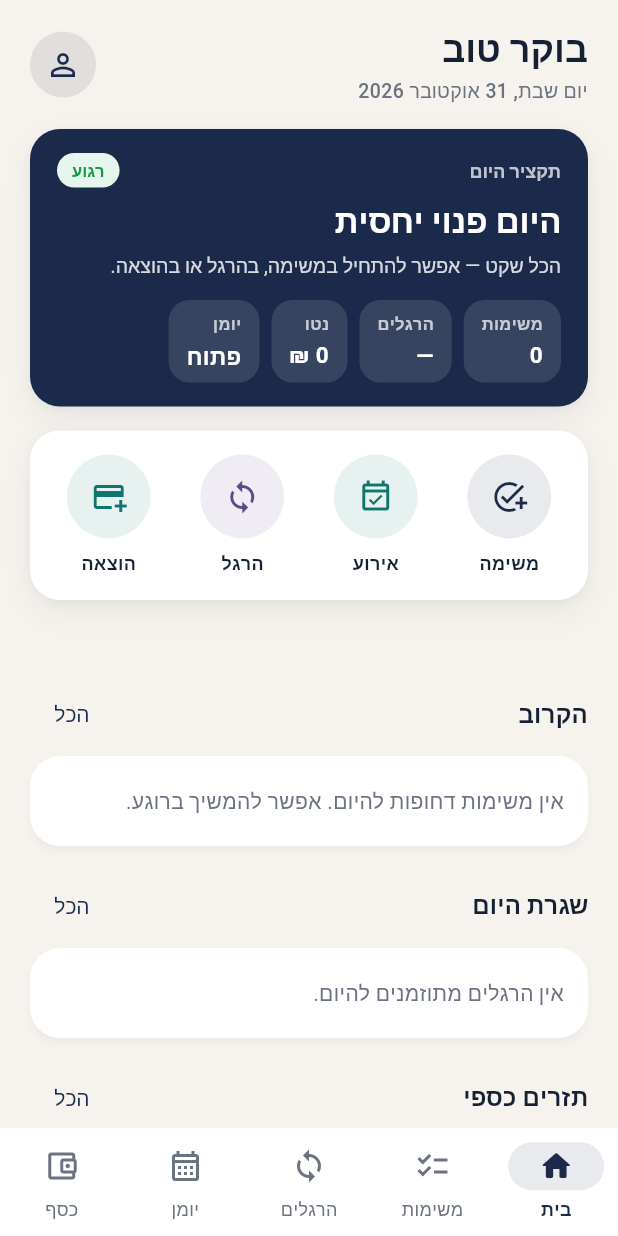
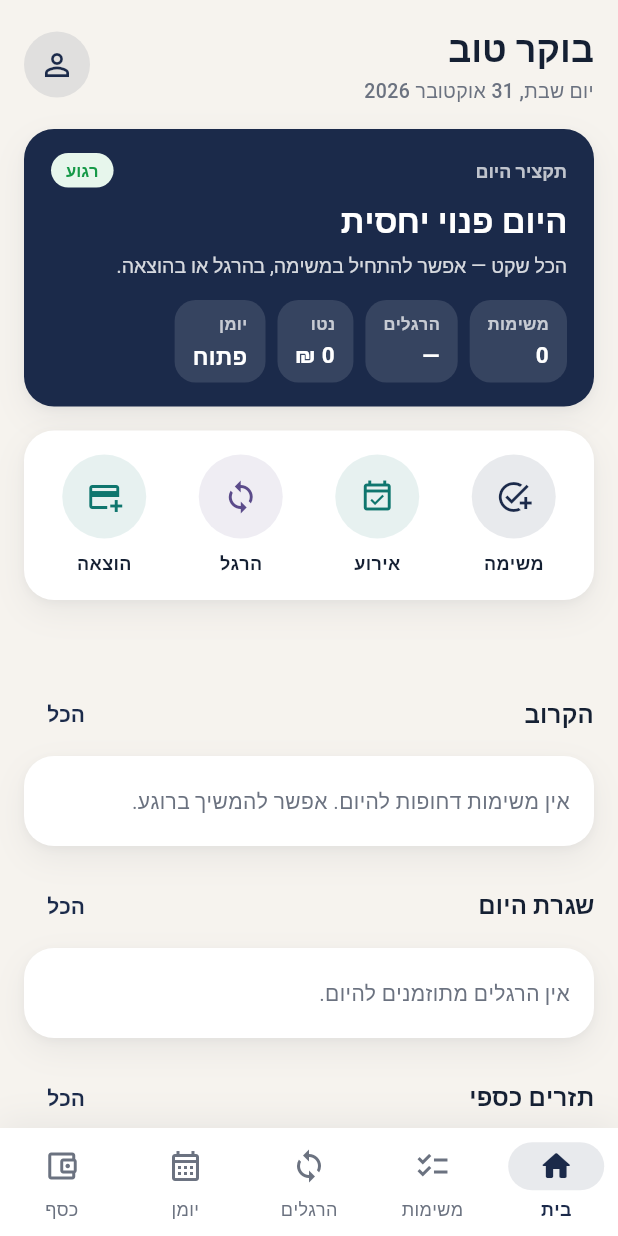
Before and after one commit to nirnajar1-stack/Life, a Flutter app: the screen it shows after launch, on a phone screen of 412 x 824 dp. Run offline on Flutter 3.47's test engine with Material 3 defaults, Android fonts, the phone set to English and light mode, and no system bars; our stand-ins replace flutter_riverpod, google_fonts, image_picker, supabase_flutter; missing offline and left inert: dart:js_interop; accounts and stored records are empty; Roboto replaces fonts that are missing (Heebo).

Commit message:
Apply Soft UI × LawPro layout tokens across shell, home, and money.
Wire AppSpacing/AppRadii, SoftFilterChip wrap bars, SoftCard lists, and soft nav chrome so the project layout matches the design-system MASTER.

Co-authored-by: nirnajar1-stack <nirnajar1-stack@users.noreply.github.com>

```diff
--- a/lib/core/home/home_screen.dart
+++ b/lib/core/home/home_screen.dart
@@ -139,17 +139,16 @@ class HomeScreen extends ConsumerWidget {
           context: context,
           child: ListView(
             padding: AppLayout.pagePadding.copyWith(
-              top: 16,
-              bottom: 40,
+              top: AppSpacing.md,
+              bottom: AppSpacing.xl + AppSpacing.sm,
             ),
             children: [
               if (tasksAsync.hasError ||
                   expensesAsync.hasError ||
                   incomesAsync.hasError ||
                   habitsAsync.hasError)
-                Card(
-                  child: Padding(
-                    padding: const EdgeInsets.all(16),
+                SoftCard(
+                  padding: const EdgeInsets.all(AppSpacing.md),
                   child: Text(
                     [
                       if (tasksAsync.hasError)
@@ -163,11 +162,10 @@ class HomeScreen extends ConsumerWidget {
                     ].join('\n'),
                     style: const TextStyle(color: AppColors.danger),
                   ),
-                  ),
                 )
               else ...[
                 _HomeGreetingHeader(greeting: _greeting()),
-                const SizedBox(height: 16),
+                const SizedBox(height: AppLayout.sectionGap),
                 _BriefingCard(
                   digest: digest,
                   loading: loading,
@@ -180,21 +178,21 @@ class HomeScreen extends ConsumerWidget {
                   onOpenCalendar: () =>
                       ref.read(appTabProvider.notifier).state = AppTab.calendar,
                 ),
-                const SizedBox(height: 16),
+                const SizedBox(height: AppLayout.sectionGap),
                 _QuickActions(
                   onAddTask: () => _openTaskForm(context, ref),
                   onAddExpense: () => _openExpenseForm(context, ref),
                   onAddHabit: () => _openHabitForm(context, ref),
                   onAddEvent: () => _openEventForm(context, ref),
                 ),
-                const SizedBox(height: 16),
+                const SizedBox(height: AppLayout.sectionGap),
                 const NotificationCard(),
-                const SizedBox(height: 24),
+                const SizedBox(height: AppSpacing.lg),
                 UpcomingEventsPanel(
                   onOpenAll: () =>
                       ref.read(appTabProvider.notifier).state = AppTab.calendar,
                 ),
-                const SizedBox(height: 16),
+                const SizedBox(height: AppLayout.sectionGap),
                 _DigestColumns(
                   digest: digest,
                   habits: habitsAsync.valueOrNull ?? const [],
@@ -249,7 +247,7 @@ class _DigestColumns extends StatelessWidget {
           onOpenTask: onOpenTask,
           onToggleTask: onToggleTask,
         ),
-        const SizedBox(height: 20),
+        const SizedBox(height: AppSpacing.lg - AppSpacing.xs),
         _HabitsCard(
           digest: digest,
           habits: habits,
@@ -271,7 +269,7 @@ class _DigestColumns extends StatelessWidget {
             crossAxisAlignment: CrossAxisAlignment.start,
             children: [
               Expanded(child: tasksColumn),
-              const SizedBox(width: 16),
+              const SizedBox(width: AppSpacing.md),
               Expanded(child: moneyColumn),
             ],
           );
@@ -279,7 +277,7 @@ class _DigestColumns extends StatelessWidget {
         return Column(
           children: [
             tasksColumn,
-            const SizedBox(height: 20),
+            const SizedBox(height: AppSpacing.lg - AppSpacing.xs),
             moneyColumn,
           ],
         );
@@ -466,7 +464,10 @@ class _QuickActions extends StatelessWidget {
   @override
   Widget build(BuildContext context) {
     return SoftCard(
-      padding: const EdgeInsets.symmetric(horizontal: 8, vertical: 12),
+      padding: const EdgeInsets.symmetric(
+        horizontal: AppSpacing.sm,
+        vertical: AppSpacing.sm + AppSpacing.xs,
+      ),
       child: Row(
         mainAxisAlignment: MainAxisAlignment.spaceAround,
         children: [
@@ -484,7 +485,7 @@ class _QuickActions extends StatelessWidget {
           ),
           QuickActionCircle(
             onTap: onAddHabit,
-            icon: Icons.loop,
+            icon: Icons.loop_outlined,
             label: 'הרגל',
             color: AppColors.habits,
           ),
@@ -530,15 +531,20 @@ class _FocusCard extends StatelessWidget {
           actionLabel: 'הכל',
           onAction: onOpenAll,
         ),
-        Card(
+        SoftCard(
           child: loading
               ? const Padding(
-                  padding: EdgeInsets.all(24),
+                  padding: EdgeInsets.all(AppSpacing.lg),
                   child: Center(child: CircularProgressIndicator()),
                 )
               : items.isEmpty
                   ? const Padding(
-                      padding: EdgeInsets.fromLTRB(16, 20, 16, 20),
+                      padding: EdgeInsets.fromLTRB(
+                        AppSpacing.md,
+                        AppSpacing.lg - AppSpacing.xs,
+                        AppSpacing.md,
+                        AppSpacing.lg - AppSpacing.xs,
+                      ),
                       child: Text(
                         'אין משימות דחופות להיום. אפשר להמשיך ברוגע.',
                         style: TextStyle(color: AppColors.muted, height: 1.35),
@@ -649,15 +655,20 @@ class _HabitsCard extends StatelessWidget {
           actionLabel: 'הכל',
           onAction: onOpenAll,
         ),
-        Card(
+        SoftCard(
           child: loading
               ? const Padding(
-                  padding: EdgeInsets.all(24),
+                  padding: EdgeInsets.all(AppSpacing.lg),
                   child: Center(child: CircularProgressIndicator()),
                 )
               : items.isEmpty
                   ? const Padding(
-                      padding: EdgeInsets.fromLTRB(16, 20, 16, 20),
+                      padding: EdgeInsets.fromLTRB(
+                        AppSpacing.md,
+                        AppSpacing.lg - AppSpacing.xs,
+                        AppSpacing.md,
+                        AppSpacing.lg - AppSpacing.xs,
+                      ),
                       child: Text(
                         'אין הרגלים מתוזמנים להיום.',
                         style: TextStyle(color: AppColors.muted, height: 1.35),
@@ -706,11 +717,14 @@ class _MoneyCard extends StatelessWidget {
           actionLabel: 'הכל',
           onAction: onOpenAll,
         ),
-        Card(
-          child: InkWell(
+        SoftCard(
           onTap: onOpenAll,
-            child: Padding(
-              padding: const EdgeInsets.fromLTRB(16, 14, 16, 14),
+          padding: const EdgeInsets.fromLTRB(
+            AppSpacing.md,
+            14,
+            AppSpacing.md,
+            14,
+          ),
           child: loading
               ? const Center(child: CircularProgressIndicator())
               : Column(
@@ -727,17 +741,14 @@ class _MoneyCard extends StatelessWidget {
                     const SizedBox(height: 2),
                     Text(
                       _currency.format(digest.monthNet),
-                          style: Theme.of(context)
-                              .textTheme
-                              .headlineSmall
-                              ?.copyWith(
-                                fontWeight: FontWeight.w800,
+                      style: Theme.of(context).textTheme.headlineSmall?.copyWith(
+                            fontWeight: FontWeight.w700,
                             color: digest.monthNet >= 0
                                 ? AppColors.income
                                 : AppColors.danger,
                           ),
                     ),
-                        const SizedBox(height: 8),
+                    const SizedBox(height: AppSpacing.sm),
                     Row(
                       children: [
                         Expanded(
@@ -762,7 +773,7 @@ class _MoneyCard extends StatelessWidget {
                         ),
                       ],
                     ),
-                        const SizedBox(height: 4),
+                    const SizedBox(height: AppSpacing.xs),
                     Text(
                       deltaLabel,
                       style: TextStyle(
@@ -772,7 +783,7 @@ class _MoneyCard extends StatelessWidget {
                       ),
                     ),
                     if (digest.todaySpend > 0) ...[
-                          const SizedBox(height: 4),
+                      const SizedBox(height: AppSpacing.xs),
                       Text(
                         'היום ${_currency.format(digest.todaySpend)}',
                         style: const TextStyle(
@@ -782,16 +793,16 @@ class _MoneyCard extends StatelessWidget {
                       ),
                     ],
                     if (digest.topCategory != null) ...[
-                          const SizedBox(height: 12),
+                      const SizedBox(height: AppSpacing.sm + AppSpacing.xs),
                       Container(
                         width: double.infinity,
                         padding: const EdgeInsets.symmetric(
-                              horizontal: 12,
+                          horizontal: AppSpacing.sm + AppSpacing.xs,
                           vertical: 10,
                         ),
                         decoration: BoxDecoration(
                           color: AppColors.expenses.withValues(alpha: 0.08),
-                              borderRadius: BorderRadius.circular(12),
+                          borderRadius: BorderRadius.circular(AppRadii.sm),
                         ),
                         child: Text(
                           'הקטגוריה הבולטת: ${digest.topCategory}'
@@ -804,7 +815,7 @@ class _MoneyCard extends StatelessWidget {
                       ),
                     ],
                     if (digest.recent.isNotEmpty) ...[
-                          const SizedBox(height: 12),
+                      const SizedBox(height: AppSpacing.sm + AppSpacing.xs),
                       const Text(
                         'אחרונות',
                         style: TextStyle(
@@ -813,10 +824,12 @@ class _MoneyCard extends StatelessWidget {
                           fontSize: 12,
                         ),
                       ),
-                          const SizedBox(height: 4),
+                      const SizedBox(height: AppSpacing.xs),
                       for (final expense in digest.recent)
                         Padding(
-                              padding: const EdgeInsets.symmetric(vertical: 4),
+                          padding: const EdgeInsets.symmetric(
+                            vertical: AppSpacing.xs,
+                          ),
                           child: Row(
                             children: [
                               Expanded(
@@ -831,11 +844,11 @@ class _MoneyCard extends StatelessWidget {
                                   ),
                                 ),
                               ),
-                                  const SizedBox(width: 8),
+                              const SizedBox(width: AppSpacing.sm),
                               Text(
                                 _currency.format(expense.amount),
                                 style: const TextStyle(
-                                      fontWeight: FontWeight.w800,
+                                  fontWeight: FontWeight.w700,
                                 ),
                               ),
                             ],
@@ -843,7 +856,7 @@ class _MoneyCard extends StatelessWidget {
                         ),
                     ] else
                       const Padding(
-                            padding: EdgeInsets.only(top: 8),
+                        padding: EdgeInsets.only(top: AppSpacing.sm),
                         child: Text(
                           'אין הוצאות עדיין.',
                           style: TextStyle(color: AppColors.muted),
@@ -852,8 +865,6 @@ class _MoneyCard extends StatelessWidget {
                   ],
                 ),
         ),
-          ),
-        ),
       ],
     );
   }
--- a/lib/core/layout/app_layout.dart
+++ b/lib/core/layout/app_layout.dart
@@ -1,15 +1,46 @@
 import 'package:flutter/material.dart';
 
+import '../theme/app_theme.dart';
 import 'breakpoints.dart';
+
+/// Soft UI × LawPro spacing + page layout tokens (see design-system/life-app/MASTER.md).
+class AppSpacing {
+  const AppSpacing._();
+
+  static const double xs = 4;
+  static const double sm = 8;
+  static const double md = 16;
+  static const double lg = 24;
+  static const double xl = 32;
+}
 
 class AppLayout {
   const AppLayout._();
 
-  static const double cardRadius = 16;
-  static const double chipRadius = 20;
-  static const double pageGutter = 20;
-  static const EdgeInsets listPadding = EdgeInsets.fromLTRB(20, 12, 20, 96);
-  static const EdgeInsets pagePadding = EdgeInsets.fromLTRB(20, 8, 20, 32);
+  /// Cards use [AppRadii.lg] (20) — Soft UI Evolution.
+  static const double cardRadius = AppRadii.lg;
+  static const double chipRadius = AppRadii.pill;
+  static const double pageGutter = AppSpacing.md;
+
+  static const EdgeInsets listPadding = EdgeInsets.fromLTRB(
+    AppSpacing.md,
+    AppSpacing.sm + AppSpacing.xs,
+    AppSpacing.md,
+    96,
+  );
+
+  static const EdgeInsets pagePadding = EdgeInsets.fromLTRB(
+    AppSpacing.md,
+    AppSpacing.sm,
+    AppSpacing.md,
+    AppSpacing.xl,
+  );
+
+  /// Vertical gap between major dashboard sections.
+  static const double sectionGap = AppSpacing.md;
+
+  /// Vertical gap inside a soft card / list block.
+  static const double blockGap = AppSpacing.sm;
 
   static bool isDesktop(BuildContext context) =>
       MediaQuery.sizeOf(context).width >= kDesktopBreakpoint;
--- a/lib/core/shell/app_shell.dart
+++ b/lib/core/shell/app_shell.dart
@@ -54,26 +54,7 @@ class AppShell extends ConsumerWidget {
       ref.read(captureFocusTickProvider.notifier).state++;
     }
 
-    final scaffold = isDesktop
-        ? Scaffold(
-            backgroundColor: AppColors.surface,
-            body: Row(
-              children: [
-                NavigationRail(
-                  extended: MediaQuery.sizeOf(context).width >= 1180,
-                  selectedIndex: index,
-                  labelType: MediaQuery.sizeOf(context).width >= 1180
-                      ? NavigationRailLabelType.none
-                      : NavigationRailLabelType.all,
-                  onDestinationSelected: (i) {
-                    ref.read(appTabProvider.notifier).state = AppTab.values[i];
-                  },
-                  minExtendedWidth: 196,
-                  leading: const Padding(
-                    padding: EdgeInsets.fromLTRB(12, 20, 12, 16),
-                    child: _BrandMark(),
-                  ),
-                  destinations: [
+    final destinations = [
       const NavigationRailDestination(
         icon: Icon(Icons.home_outlined),
         selectedIcon: Icon(Icons.home_rounded),
@@ -107,9 +88,42 @@ class AppShell extends ConsumerWidget {
         selectedIcon: Icon(Icons.account_balance_wallet),
         label: Text('כסף'),
       ),
+    ];
+
+    final scaffold = isDesktop
+        ? Scaffold(
+            backgroundColor: AppColors.surface,
+            body: Row(
+              children: [
+                DecoratedBox(
+                  decoration: BoxDecoration(
+                    color: AppColors.card,
+                    boxShadow: [
+                      BoxShadow(
+                        color: AppColors.ink.withValues(alpha: 0.04),
+                        blurRadius: 18,
+                        offset: const Offset(2, 0),
+                      ),
                     ],
                   ),
-                const VerticalDivider(width: 1),
+                  child: NavigationRail(
+                    backgroundColor: Colors.transparent,
+                    extended: MediaQuery.sizeOf(context).width >= 1180,
+                    selectedIndex: index,
+                    labelType: MediaQuery.sizeOf(context).width >= 1180
+                        ? NavigationRailLabelType.none
+                        : NavigationRailLabelType.all,
+                    onDestinationSelected: (i) {
+                      ref.read(appTabProvider.notifier).state = AppTab.values[i];
+                    },
+                    minExtendedWidth: 196,
+                    leading: const Padding(
+                      padding: EdgeInsets.fromLTRB(12, 20, 12, 16),
+                      child: _BrandMark(),
+                    ),
+                    destinations: destinations,
+                  ),
+                ),
                 Expanded(
                   child: IndexedStack(index: index, children: pages),
                 ),
@@ -117,8 +131,23 @@ class AppShell extends ConsumerWidget {
             ),
           )
         : Scaffold(
+            backgroundColor: AppColors.surface,
             body: IndexedStack(index: index, children: pages),
-            bottomNavigationBar: NavigationBar(
+            bottomNavigationBar: DecoratedBox(
+              decoration: BoxDecoration(
+                color: AppColors.card,
+                boxShadow: [
+                  BoxShadow(
+                    color: AppColors.ink.withValues(alpha: 0.06),
+                    blurRadius: 18,
+                    offset: const Offset(0, -4),
+                  ),
+                ],
+              ),
+              child: NavigationBar(
+                backgroundColor: Colors.transparent,
+                elevation: 0,
+                shadowColor: Colors.transparent,
                 selectedIndex: index,
                 destinations: [
                   const NavigationDestination(
@@ -154,6 +183,7 @@ class AppShell extends ConsumerWidget {
                   ref.read(appTabProvider.notifier).state = AppTab.values[i];
                 },
               ),
+            ),
           );
 
     return CallbackShortcuts(
@@ -181,7 +211,8 @@ class _BrandMark extends StatelessWidget {
           height: 40,
           decoration: BoxDecoration(
             color: AppColors.primary,
-            borderRadius: BorderRadius.circular(12),
+            borderRadius: BorderRadius.circular(AppRadii.sm),
+            boxShadow: AppTheme.softShadow,
           ),
           child: const Icon(Icons.auto_awesome, color: Colors.white, size: 20),
         ),
@@ -189,7 +220,11 @@ class _BrandMark extends StatelessWidget {
           const SizedBox(width: 10),
           const Text(
             'ניהול החיים',
-            style: TextStyle(fontWeight: FontWeight.w800, fontSize: 15),
+            style: TextStyle(
+              fontWeight: FontWeight.w700,
+              fontSize: 15,
+              color: AppColors.ink,
+            ),
           ),
         ],
       ],
--- a/lib/core/theme/app_theme.dart
+++ b/lib/core/theme/app_theme.dart
@@ -37,6 +37,7 @@ class AppRadii {
   static const double md = 16;
   static const double lg = 20;
   static const double xl = 24;
+  static const double pill = 999;
 }
 
 class AppTheme {
@@ -100,10 +101,10 @@ class AppTheme {
       ),
       cardTheme: CardThemeData(
         color: AppColors.card,
-        elevation: 2,
+        elevation: 0,
         margin: EdgeInsets.zero,
         clipBehavior: Clip.antiAlias,
-        shadowColor: AppColors.ink.withValues(alpha: 0.10),
+        shadowColor: AppColors.ink.withValues(alpha: 0.06),
         surfaceTintColor: Colors.transparent,
         shape: RoundedRectangleBorder(
           borderRadius: radius,
@@ -116,6 +117,7 @@ class AppTheme {
         secondarySelectedColor: AppColors.primary,
         backgroundColor: Colors.white,
         disabledColor: AppColors.surfaceAlt,
+        checkmarkColor: Colors.white,
         labelStyle: const TextStyle(
           fontWeight: FontWeight.w600,
           fontSize: 13,
@@ -129,7 +131,7 @@ class AppTheme {
         side: const BorderSide(color: AppColors.line),
         padding: const EdgeInsets.symmetric(horizontal: 10, vertical: 0),
         shape: RoundedRectangleBorder(
-          borderRadius: BorderRadius.circular(999),
+          borderRadius: BorderRadius.circular(AppRadii.pill),
         ),
       ),
       tabBarTheme: TabBarThemeData(
@@ -143,7 +145,7 @@ class AppTheme {
             const TextStyle(fontWeight: FontWeight.w600, fontSize: 14),
       ),
       navigationRailTheme: NavigationRailThemeData(
-        backgroundColor: Colors.white,
+        backgroundColor: AppColors.card,
         indicatorColor: AppColors.primary.withValues(alpha: 0.10),
         selectedIconTheme: const IconThemeData(color: AppColors.primary),
         unselectedIconTheme: const IconThemeData(color: AppColors.muted),
@@ -157,9 +159,9 @@ class AppTheme {
         ),
       ),
       navigationBarTheme: NavigationBarThemeData(
-        backgroundColor: Colors.white,
-        elevation: 0,
-        shadowColor: Colors.transparent,
+        backgroundColor: AppColors.card,
+        elevation: 8,
+        shadowColor: AppColors.ink.withValues(alpha: 0.06),
         surfaceTintColor: Colors.transparent,
         indicatorColor: AppColors.primary.withValues(alpha: 0.10),
         height: 72,
--- a/lib/core/widgets/app_section_header.dart
+++ b/lib/core/widgets/app_section_header.dart
@@ -1,4 +1,7 @@
 import 'package:flutter/material.dart';
+
+import '../layout/app_layout.dart';
+import '../theme/app_theme.dart';
 
 class AppSectionHeader extends StatelessWidget {
   const AppSectionHeader({
@@ -15,14 +18,15 @@ class AppSectionHeader extends StatelessWidget {
   @override
   Widget build(BuildContext context) {
     return Padding(
-      padding: const EdgeInsets.only(bottom: 8),
+      padding: const EdgeInsets.only(bottom: AppSpacing.sm),
       child: Row(
         children: [
           Expanded(
             child: Text(
               title,
               style: Theme.of(context).textTheme.titleMedium?.copyWith(
-                    fontWeight: FontWeight.w800,
+                    fontWeight: FontWeight.w700,
+                    color: AppColors.ink,
                   ),
             ),
           ),
@@ -30,10 +34,14 @@ class AppSectionHeader extends StatelessWidget {
             TextButton(
               onPressed: onAction,
               style: TextButton.styleFrom(
+                foregroundColor: AppColors.primary,
                 visualDensity: VisualDensity.compact,
-                padding: const EdgeInsets.symmetric(horizontal: 8),
+                padding: const EdgeInsets.symmetric(horizontal: AppSpacing.sm),
               ),
-              child: Text(actionLabel!),
+              child: Text(
+                actionLabel!,
+                style: const TextStyle(fontWeight: FontWeight.w700),
+              ),
             ),
         ],
       ),
```
Also changed, not shown: lib/core/money/money_hub_screen.dart (+15 -6 lines), lib/core/widgets/app_filter_chips.dart (added, +71 -0 lines), lib/core/widgets/app_search_field.dart (+9 -5 lines), lib/features/calendar/presentation/screens/calendar_screen.dart (+5 -7 lines), lib/features/calendar/presentation/widgets/calendar_event_tile.dart (+8 -6 lines), lib/features/expenses/presentation/screens/expenses_screen.dart (+44 -24 lines), lib/features/expenses/presentation/widgets/expenses_dashboard_view.dart (+7 -8 lines), lib/features/income/presentation/screens/income_screen.dart (+8 -10 lines), lib/features/notifications/presentation/notification_card.dart (+23 -19 lines), 2 other files. Lines whose indentation alone changed are shown as unchanged.
